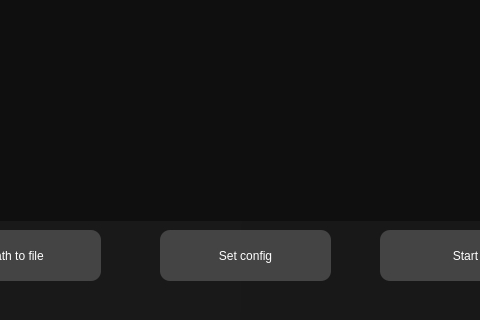
Before: the Qt Designer form resources/QT5/AiParser.ui in RomrerioPrevious/Ai-Parser, drawn with Qt 5; both pictures show x 160 to 640 and y 280 to 600 of the 800 by 600 pixel window.
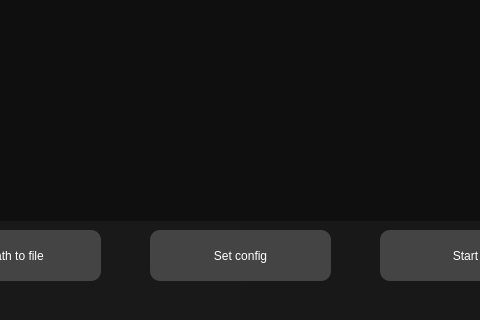
After: the same form once the commit is applied. Icons and pictures are not drawn.

Commit message: Button size fixed

The edit to the form file:
```diff
--- a/resources/QT5/AiParser.ui
+++ b/resources/QT5/AiParser.ui
@@ -144,9 +144,9 @@
    <widget class="QPushButton" name="Conf">
     <property name="geometry">
      <rect>
-      <x>320</x>
+      <x>310</x>
       <y>510</y>
-      <width>171</width>
+      <width>181</width>
       <height>51</height>
      </rect>
     </property>
```
Left out of the diff: 2 changed lines with no effect on the pictures. The commit also changes 1 other file.
